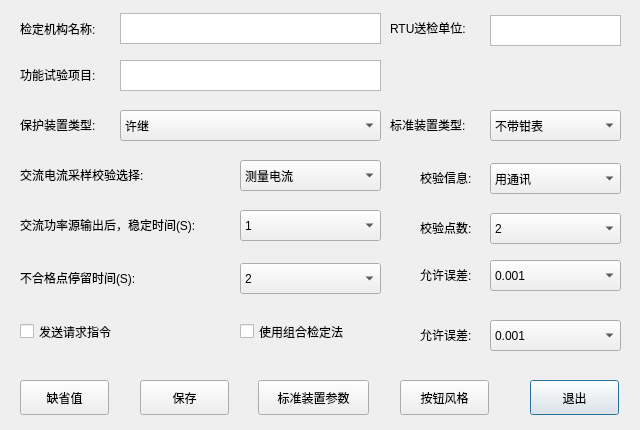
Above: Project/pro/ui/sys_para.ui from Paul3326/FFT_4Qt before the change. Below: the same form after it.
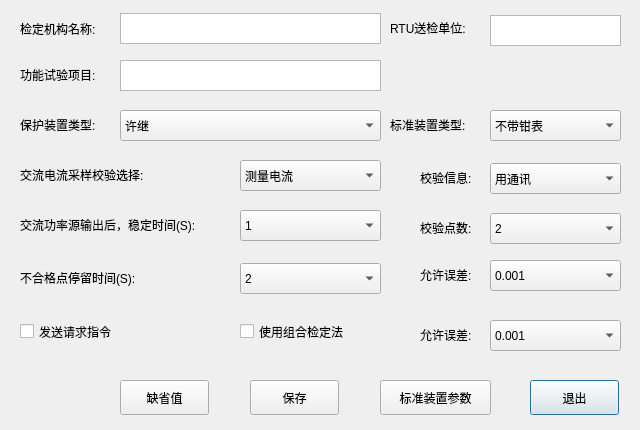
That is the form after the change.

What changed in the file:
```diff
--- a/Project/pro/ui/sys_para.ui
+++ b/Project/pro/ui/sys_para.ui
@@ -754,7 +754,7 @@
   <widget class="QPushButton" name="pushButton_default">
    <property name="geometry">
     <rect>
-     <x>20</x>
+     <x>120</x>
      <y>380</y>
      <width>89</width>
      <height>35</height>
@@ -767,7 +767,7 @@
   <widget class="QPushButton" name="pushButton_save">
    <property name="geometry">
     <rect>
-     <x>140</x>
+     <x>250</x>
      <y>380</y>
      <width>89</width>
      <height>35</height>
@@ -777,23 +777,10 @@
     <string>保存</string>
    </property>
   </widget>
-  <widget class="QPushButton" name="pushButton_keystyle">
-   <property name="geometry">
-    <rect>
-     <x>400</x>
-     <y>380</y>
-     <width>89</width>
-     <height>35</height>
-    </rect>
-   </property>
-   <property name="text">
-    <string>按钮风格</string>
-   </property>
-  </widget>
   <widget class="QPushButton" name="pushButton_stdpara">
    <property name="geometry">
     <rect>
-     <x>258</x>
+     <x>380</x>
      <y>380</y>
      <width>111</width>
      <height>35</height>
```
